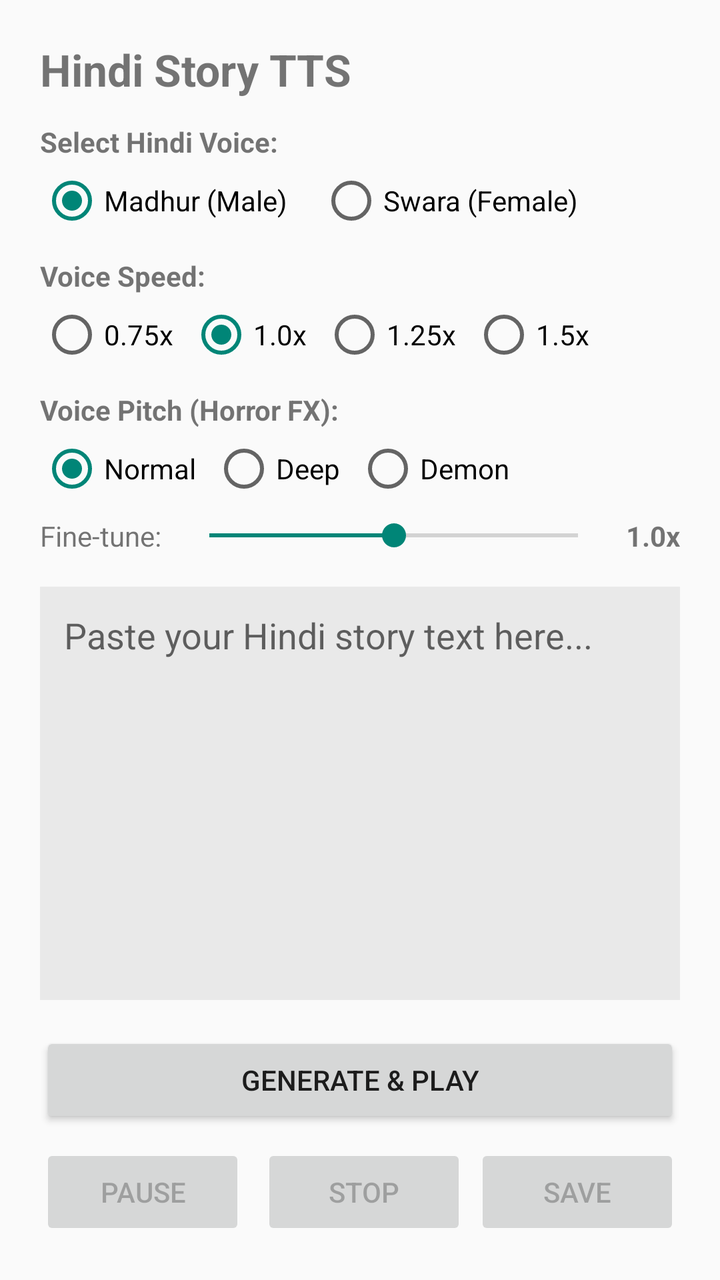
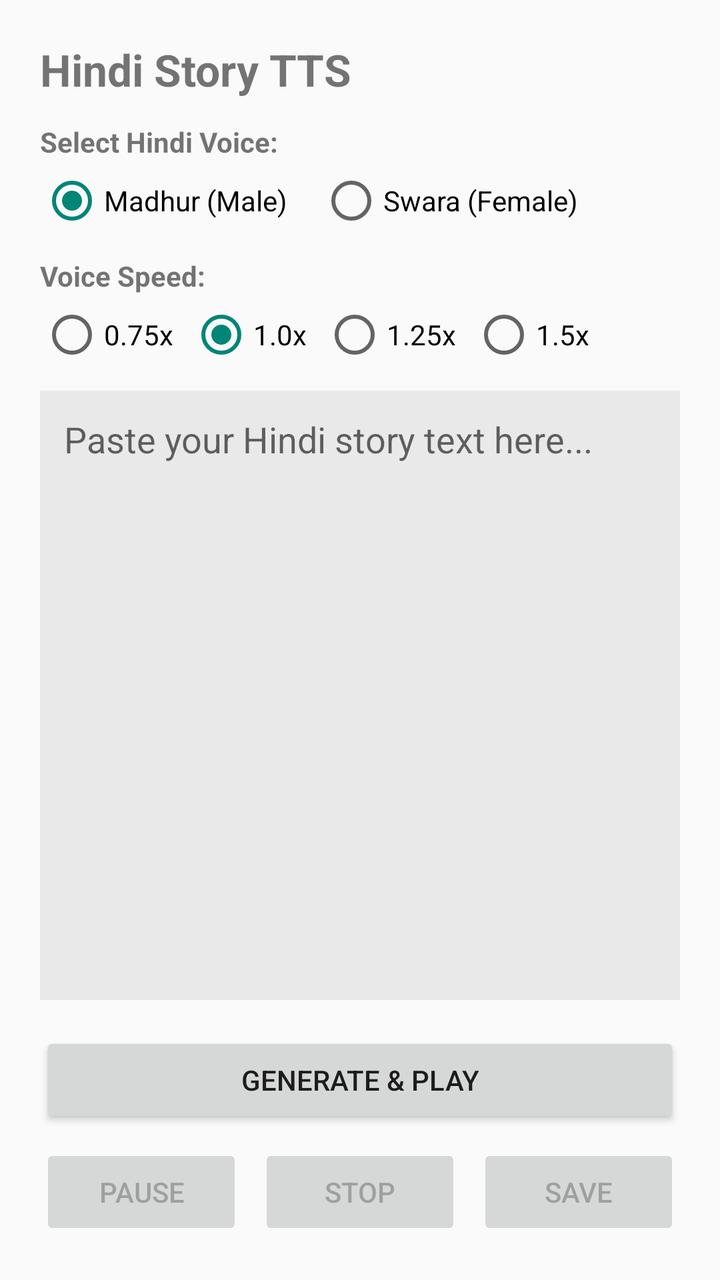

Two renders of the same Android screen: before a commit and after it. Below are the layout's source before the change and the commit's diff.
<!-- AndroidManifest.xml: application theme Theme.AppCompat.Light.DarkActionBar -->
<!-- res/layout/activity_main.xml -->
<?xml version="1.0" encoding="utf-8"?>
<ScrollView xmlns:android="http://schemas.android.com/apk/res/android"
    android:layout_width="match_parent"
    android:layout_height="match_parent"
    android:fillViewport="true">

    <LinearLayout
        android:layout_width="match_parent"
        android:layout_height="wrap_content"
        android:orientation="vertical"
        android:padding="20dp">

        <TextView
            android:layout_width="wrap_content"
            android:layout_height="wrap_content"
            android:text="Hindi Story TTS"
            android:textSize="22sp"
            android:textStyle="bold"
            android:layout_marginBottom="12dp"/>

        
        <TextView
            android:layout_width="wrap_content"
            android:layout_height="wrap_content"
            android:text="Select Hindi Voice:"
            android:textStyle="bold"
            android:layout_marginBottom="4dp"/>

        <RadioGroup
            android:id="@+id/radioGroupVoice"
            android:layout_width="match_parent"
            android:layout_height="wrap_content"
            android:orientation="horizontal"
            android:layout_marginBottom="12dp">

            <RadioButton
                android:id="@+id/radioMadhur"
                android:layout_width="wrap_content"
                android:layout_height="wrap_content"
                android:text="Madhur (Male)"
                android:checked="true"
                android:layout_marginEnd="16dp"/>

            <RadioButton
                android:id="@+id/radioSwara"
                android:layout_width="wrap_content"
                android:layout_height="wrap_content"
                android:text="Swara (Female)"/>
        </RadioGroup>

        
        <TextView
            android:layout_width="wrap_content"
            android:layout_height="wrap_content"
            android:text="Voice Speed:"
            android:textStyle="bold"
            android:layout_marginBottom="4dp"/>

        <RadioGroup
            android:id="@+id/radioGroupSpeed"
            android:layout_width="match_parent"
            android:layout_height="wrap_content"
            android:orientation="horizontal"
            android:layout_marginBottom="12dp">

            <RadioButton
                android:id="@+id/speed075"
                android:layout_width="wrap_content"
                android:layout_height="wrap_content"
                android:text="0.75x"
                android:layout_marginEnd="8dp"/>

            <RadioButton
                android:id="@+id/speed100"
                android:layout_width="wrap_content"
                android:layout_height="wrap_content"
                android:text="1.0x"
                android:checked="true"
                android:layout_marginEnd="8dp"/>

            <RadioButton
                android:id="@+id/speed125"
                android:layout_width="wrap_content"
                android:layout_height="wrap_content"
                android:text="1.25x"
                android:layout_marginEnd="8dp"/>

            <RadioButton
                android:id="@+id/speed150"
                android:layout_width="wrap_content"
                android:layout_height="wrap_content"
                android:text="1.5x"/>
        </RadioGroup>

        
        <TextView
            android:layout_width="wrap_content"
            android:layout_height="wrap_content"
            android:text="Voice Pitch (Horror FX):"
            android:textStyle="bold"
            android:layout_marginBottom="4dp"/>

        <RadioGroup
            android:id="@+id/radioGroupPitch"
            android:layout_width="match_parent"
            android:layout_height="wrap_content"
            android:orientation="horizontal"
            android:layout_marginBottom="8dp">

            <RadioButton
                android:id="@+id/pitchNormal"
                android:layout_width="wrap_content"
                android:layout_height="wrap_content"
                android:text="Normal"
                android:checked="true"
                android:layout_marginEnd="8dp"/>

            <RadioButton
                android:id="@+id/pitchDeep"
                android:layout_width="wrap_content"
                android:layout_height="wrap_content"
                android:text="Deep"
                android:layout_marginEnd="8dp"/>

            <RadioButton
                android:id="@+id/pitchDemon"
                android:layout_width="wrap_content"
                android:layout_height="wrap_content"
                android:text="Demon"/>
        </RadioGroup>

        
        <LinearLayout
            android:layout_width="match_parent"
            android:layout_height="wrap_content"
            android:orientation="horizontal"
            android:layout_marginBottom="16dp"
            android:gravity="center_vertical">

            <TextView
                android:layout_width="wrap_content"
                android:layout_height="wrap_content"
                android:text="Fine-tune:"
                android:textSize="14sp"
                android:layout_marginEnd="8dp"/>

            <SeekBar
                android:id="@+id/seekBarPitch"
                android:layout_width="0dp"
                android:layout_height="wrap_content"
                android:layout_weight="1"
                android:max="200"
                android:progress="100"/>

            <TextView
                android:id="@+id/txtPitchValue"
                android:layout_width="wrap_content"
                android:layout_height="wrap_content"
                android:text="1.0x"
                android:textStyle="bold"
                android:layout_marginStart="8dp"/>
        </LinearLayout>

        
        <EditText
            android:id="@+id/editStoryText"
            android:layout_width="match_parent"
            android:layout_height="0dp"
            android:layout_weight="1"
            android:minHeight="140dp"
            android:gravity="top|start"
            android:hint="Paste your Hindi story text here..."
            android:inputType="textMultiLine"
            android:background="#11000000"
            android:padding="12dp"
            android:layout_marginBottom="16dp"/>

        
        <Button
            android:id="@+id/btnGeneratePlay"
            android:layout_width="match_parent"
            android:layout_height="wrap_content"
            android:text="Generate &amp; Play"
            android:padding="14dp"
            android:layout_marginBottom="8dp"/>

        
        <LinearLayout
            android:layout_width="match_parent"
            android:layout_height="wrap_content"
            android:orientation="horizontal"
            android:weightSum="3">

            <Button
                android:id="@+id/btnPauseResume"
                android:layout_width="0dp"
                android:layout_height="wrap_content"
                android:layout_weight="1"
                android:text="Pause"
                android:enabled="false"
                android:layout_marginEnd="4dp"/>

            <Button
                android:id="@+id/btnStop"
                android:layout_width="0dp"
                android:layout_height="wrap_content"
                android:layout_weight="1"
                android:text="Stop"
                android:enabled="false"
                android:layout_marginStart="4dp"/>

            <Button
                android:id="@+id/btnSave"
                android:layout_width="0dp"
                android:layout_height="wrap_content"
                android:layout_weight="1"
                android:text="Save"
                android:enabled="false"
                android:layout_marginStart="4dp"/>
        </LinearLayout>

    </LinearLayout>
</ScrollView>
<!-- resources referenced by this layout -->
<resources>

</resources>

<!-- the commit's change to res/layout/activity_main.xml (unified diff, before → after) -->
@@ -93,81 +93,12 @@
         </RadioGroup>
 
         
-        <TextView
-            android:layout_width="wrap_content"
-            android:layout_height="wrap_content"
-            android:text="Voice Pitch (Horror FX):"
-            android:textStyle="bold"
-            android:layout_marginBottom="4dp"/>
-
-        <RadioGroup
-            android:id="@+id/radioGroupPitch"
-            android:layout_width="match_parent"
-            android:layout_height="wrap_content"
-            android:orientation="horizontal"
-            android:layout_marginBottom="8dp">
-
-            <RadioButton
-                android:id="@+id/pitchNormal"
-                android:layout_width="wrap_content"
-                android:layout_height="wrap_content"
-                android:text="Normal"
-                android:checked="true"
-                android:layout_marginEnd="8dp"/>
-
-            <RadioButton
-                android:id="@+id/pitchDeep"
-                android:layout_width="wrap_content"
-                android:layout_height="wrap_content"
-                android:text="Deep"
-                android:layout_marginEnd="8dp"/>
-
-            <RadioButton
-                android:id="@+id/pitchDemon"
-                android:layout_width="wrap_content"
-                android:layout_height="wrap_content"
-                android:text="Demon"/>
-        </RadioGroup>
-
-        
-        <LinearLayout
-            android:layout_width="match_parent"
-            android:layout_height="wrap_content"
-            android:orientation="horizontal"
-            android:layout_marginBottom="16dp"
-            android:gravity="center_vertical">
-
-            <TextView
-                android:layout_width="wrap_content"
-                android:layout_height="wrap_content"
-                android:text="Fine-tune:"
-                android:textSize="14sp"
-                android:layout_marginEnd="8dp"/>
-
-            <SeekBar
-                android:id="@+id/seekBarPitch"
-                android:layout_width="0dp"
-                android:layout_height="wrap_content"
-                android:layout_weight="1"
-                android:max="200"
-                android:progress="100"/>
-
-            <TextView
-                android:id="@+id/txtPitchValue"
-                android:layout_width="wrap_content"
-                android:layout_height="wrap_content"
-                android:text="1.0x"
-                android:textStyle="bold"
-                android:layout_marginStart="8dp"/>
-        </LinearLayout>
-
-        
         <EditText
             android:id="@+id/editStoryText"
             android:layout_width="match_parent"
             android:layout_height="0dp"
             android:layout_weight="1"
-            android:minHeight="140dp"
+            android:minHeight="200dp"
             android:gravity="top|start"
             android:hint="Paste your Hindi story text here..."
             android:inputType="textMultiLine"
@@ -207,7 +138,8 @@
                 android:layout_weight="1"
                 android:text="Stop"
                 android:enabled="false"
-                android:layout_marginStart="4dp"/>
+                android:layout_marginStart="4dp"
+                android:layout_marginEnd="4dp"/>
 
             <Button
                 android:id="@+id/btnSave"
